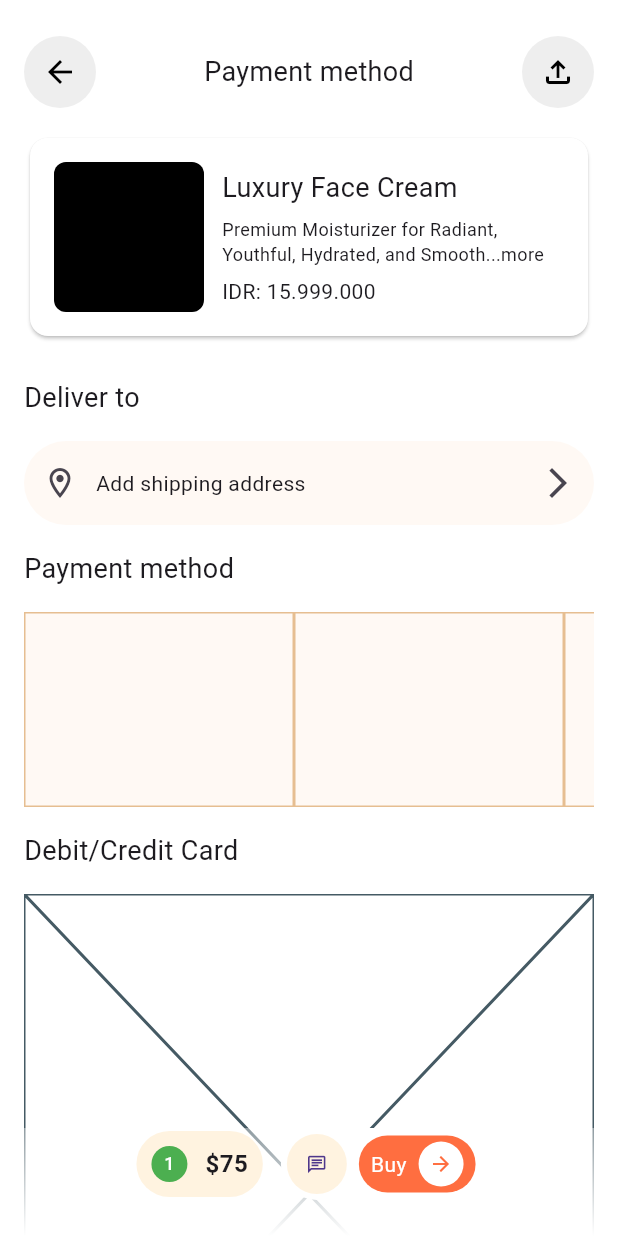
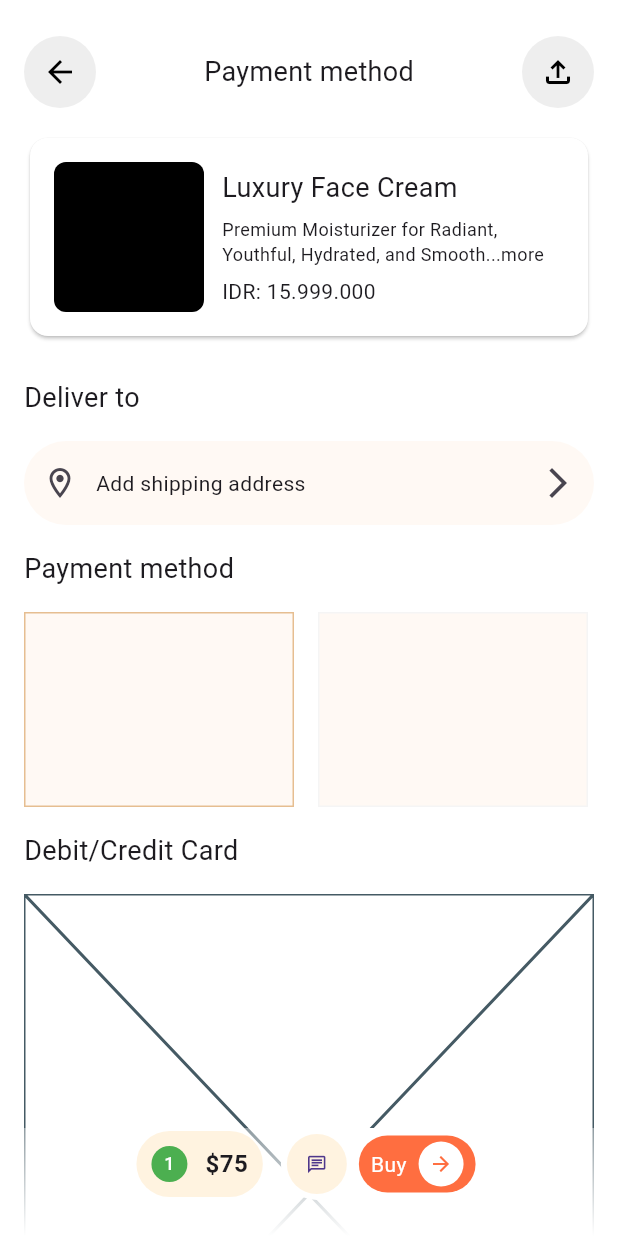
Before and after one commit to JAICHANGPARK/flutter_notebook_chapter_43, a Flutter app: the MarketplacePaymentMethodPage screen opened directly, on a phone screen of 412 x 824 dp. Run offline on Flutter 3.47's test engine with Material 3 defaults, Android fonts, the phone set to English and light mode, and no system bars; our stand-ins replace gap, hugeicons.

Commit message:
Update marketplace_payment_method_page.dart

```diff
--- a/lib/ep2168_marketplace_app/ui/marketplace_payment_method_page.dart
+++ b/lib/ep2168_marketplace_app/ui/marketplace_payment_method_page.dart
@@ -135,9 +135,10 @@ class _MarketplacePaymentMethodPageState extends State<MarketplacePaymentMethodP
                       itemBuilder: (context, index) {
                         return Container(
                           width: 180,
+                          margin: EdgeInsets.only(right: 16),
                           decoration: BoxDecoration(
                             border: Border.all(
-                              color: Color.fromRGBO(230, 190, 145, 1),
+                              color: index == 0 ? Color.fromRGBO(230, 190, 145, 1) : Colors.grey[100]!,
                             ),
                             color: Color.fromRGBO(255, 249, 244, 1),
                           ),
```
